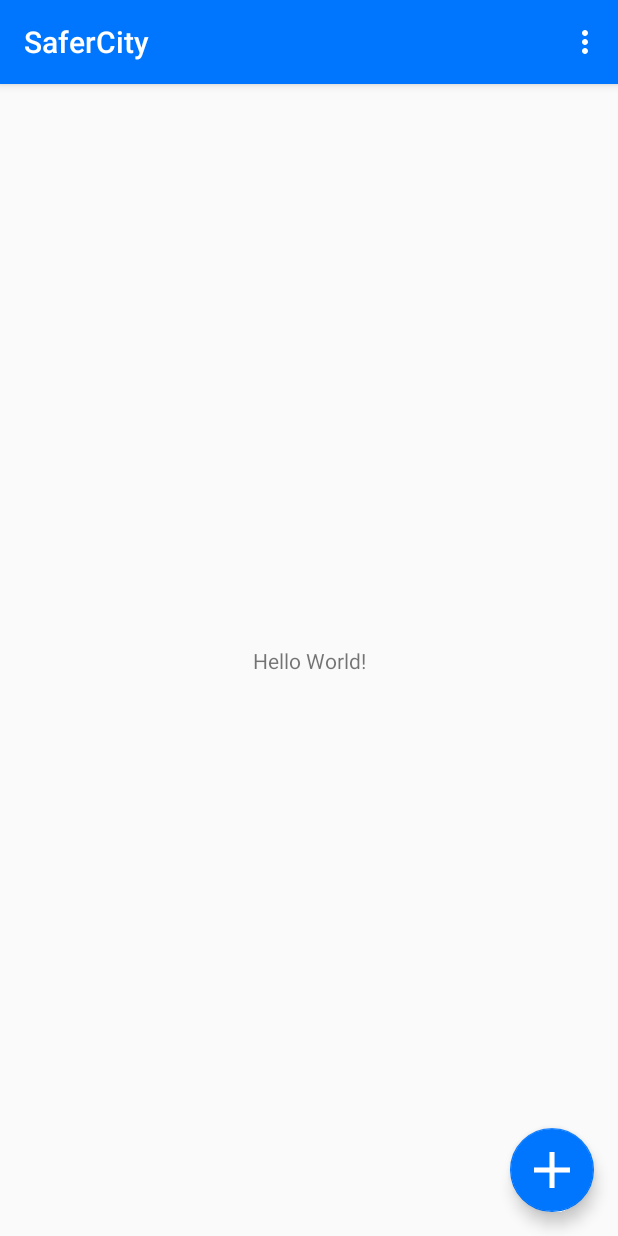
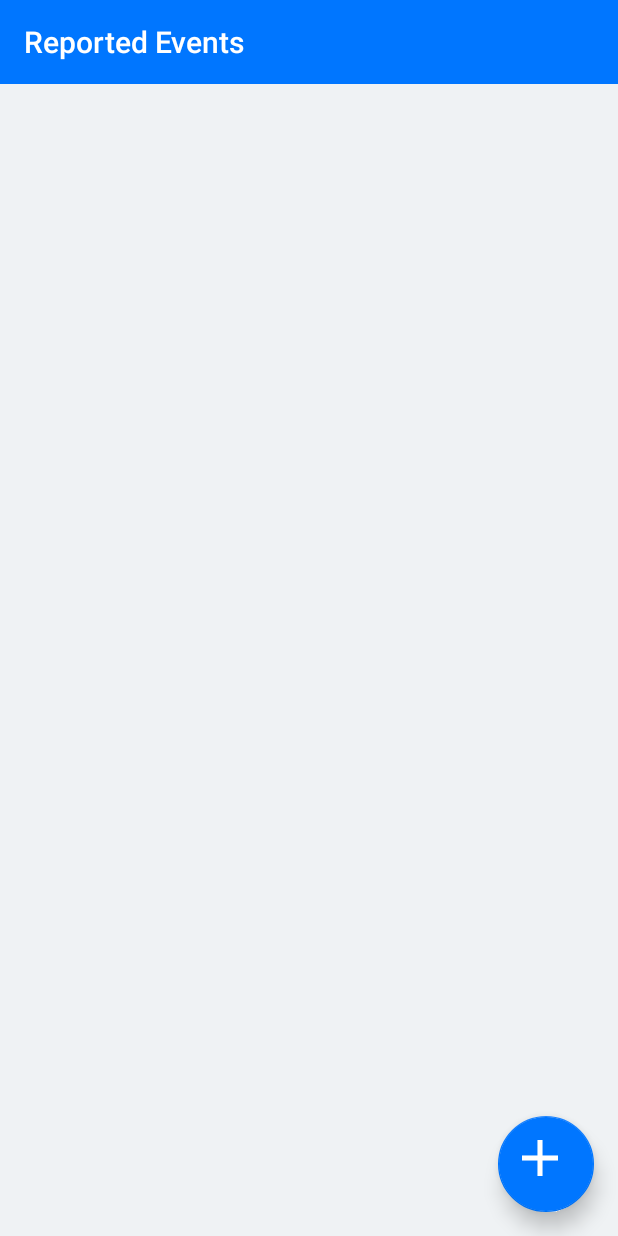
Before and after one commit to helloworld1812/SaferCityAndroid, an Android app: the screen it shows after launch (ReportsListActivity), on a phone screen of 412 x 824 dp. Run offline under Robolectric (Android 15) with nearby library versions, the phone set to English and light mode, and no system bars.

Commit message:
base design for reports list screen layout

```diff
--- a/app/src/main/java/us/workdone/safercity/ReportsListActivity.java
+++ b/app/src/main/java/us/workdone/safercity/ReportsListActivity.java
@@ -2,51 +2,56 @@ package us.workdone.safercity;
 
 import android.os.Bundle;
 import android.support.design.widget.FloatingActionButton;
-import android.support.design.widget.Snackbar;
 import android.support.v7.app.AppCompatActivity;
 import android.support.v7.widget.Toolbar;
 import android.view.View;
-import android.view.Menu;
-import android.view.MenuItem;
+import android.widget.ArrayAdapter;
+import android.widget.ListView;
 
 public class ReportsListActivity extends AppCompatActivity {
+
+    private ListView listView;
+    private ArrayAdapter adapter;
 
     @Override
     protected void onCreate(Bundle savedInstanceState) {
         super.onCreate(savedInstanceState);
         setContentView(R.layout.activity_reports_list);
+
         Toolbar toolbar = (Toolbar) findViewById(R.id.toolbar);
         setSupportActionBar(toolbar);
 
         FloatingActionButton fab = (FloatingActionButton) findViewById(R.id.fab);
-        fab.setOnClickListener(new View.OnClickListener() {
-            @Override
-            public void onClick(View view) {
-                Snackbar.make(view, "Replace with your own action", Snackbar.LENGTH_LONG)
-                        .setAction("Action", null).show();
-            }
-        });
+        fab.setOnClickListener(this::createReport);
+
+        listView = (ListView) findViewById(R.id.reportsList);
+        adapter = new ArrayAdapter(this, 1);
     }
 
-    @Override
-    public boolean onCreateOptionsMenu(Menu menu) {
-        // Inflate the menu; this adds items to the action bar if it is present.
-        getMenuInflater().inflate(R.menu.menu_reports_list, menu);
-        return true;
+    public void createReport(View view) {
+
     }
 
-    @Override
-    public boolean onOptionsItemSelected(MenuItem item) {
-        // Handle action bar item clicks here. The action bar will
-        // automatically handle clicks on the Home/Up button, so long
-        // as you specify a parent activity in AndroidManifest.xml.
-        int id = item.getItemId();
-
-        //noinspection SimplifiableIfStatement
-        if (id == R.id.action_settings) {
-            return true;
-        }
-
-        return super.onOptionsItemSelected(item);
-    }
+//
+//    @Override
+//    public boolean onCreateOptionsMenu(Menu menu) {
+//        // Inflate the menu; this adds items to the action bar if it is present.
+//        getMenuInflater().inflate(R.menu.menu_reports_list, menu);
+//        return true;
+//    }
+//
+//    @Override
+//    public boolean onOptionsItemSelected(MenuItem item) {
+//        // Handle action bar item clicks here. The action bar will
+//        // automatically handle clicks on the Home/Up button, so long
+//        // as you specify a parent activity in AndroidManifest.xml.
+//        int id = item.getItemId();
+//
+//        //noinspection SimplifiableIfStatement
+//        if (id == R.id.action_settings) {
+//            return true;
+//        }
+//
+//        return super.onOptionsItemSelected(item);
+//    }
 }
--- a/app/src/main/res/layout/activity_reports_list.xml
+++ b/app/src/main/res/layout/activity_reports_list.xml
@@ -1,35 +1,52 @@
 <?xml version="1.0" encoding="utf-8"?>
-<android.support.design.widget.CoordinatorLayout xmlns:android="http://schemas.android.com/apk/res/android"
+<android.support.constraint.ConstraintLayout
+    xmlns:android="http://schemas.android.com/apk/res/android"
     xmlns:app="http://schemas.android.com/apk/res-auto"
     xmlns:tools="http://schemas.android.com/tools"
     android:layout_width="match_parent"
     android:layout_height="match_parent"
+    android:background="@color/colorBackground"
     tools:context="us.workdone.safercity.ReportsListActivity">
 
-    <android.support.design.widget.AppBarLayout
-        android:layout_width="match_parent"
-        android:layout_height="wrap_content"
-        android:theme="@style/AppTheme.AppBarOverlay">
+    <android.support.v7.widget.Toolbar
+        android:id="@+id/toolbar"
+        android:layout_width="0dp"
+        android:layout_height="56dp"
+        android:background="@color/colorPrimary"
+        android:theme="@style/ThemeOverlay.AppCompat.ActionBar"
+        app:elevation="4dp"
+        app:layout_constraintHorizontal_bias="0.0"
+        app:layout_constraintLeft_toLeftOf="parent"
+        app:layout_constraintRight_toRightOf="parent"
+        app:layout_constraintTop_toTopOf="parent"
+        app:popupTheme="@style/ThemeOverlay.AppCompat.Light"
+        app:titleTextColor="@android:color/white" />
 
-        <android.support.v7.widget.Toolbar
-            android:id="@+id/toolbar"
-            android:layout_width="match_parent"
-            android:layout_height="?attr/actionBarSize"
-            android:background="?attr/colorPrimary"
-            app:popupTheme="@style/AppTheme.PopupOverlay" />
-
-    </android.support.design.widget.AppBarLayout>
-
-    <include layout="@layout/content_reports_list" />
+    <ListView
+        android:id="@+id/reportsList"
+        android:layout_width="0dp"
+        android:layout_height="0dp"
+        app:layout_constraintBottom_toBottomOf="parent"
+        app:layout_constraintHorizontal_bias="0.0"
+        app:layout_constraintLeft_toLeftOf="parent"
+        app:layout_constraintRight_toRightOf="parent"
+        app:layout_constraintTop_toBottomOf="parent" />
 
     <android.support.design.widget.FloatingActionButton
         android:id="@+id/fab"
-        android:layout_width="256px"
-        android:layout_height="wrap_content"
+        android:layout_width="64dp"
+        android:layout_height="64dp"
         android:layout_gravity="bottom|end"
         android:layout_margin="@dimen/fab_margin"
+        android:padding="16dp"
         app:backgroundTint="@color/colorPrimary"
+        app:elevation="8dp"
         app:fabSize="normal"
-        app:srcCompat="@drawable/add" />
+        app:srcCompat="@drawable/add"
+        app:layout_constraintBottom_toBottomOf="parent"
+        android:layout_marginBottom="16dp"
+        android:layout_marginEnd="16dp"
+        android:layout_marginRight="16dp"
+        app:layout_constraintRight_toRightOf="parent" />
 
-</android.support.design.widget.CoordinatorLayout>
+</android.support.constraint.ConstraintLayout>
--- a/app/src/main/res/layout/content_reports_list.xml
+++ /dev/null
@@ -1,20 +0,0 @@
-<?xml version="1.0" encoding="utf-8"?>
-<android.support.constraint.ConstraintLayout xmlns:android="http://schemas.android.com/apk/res/android"
-    xmlns:app="http://schemas.android.com/apk/res-auto"
-    xmlns:tools="http://schemas.android.com/tools"
-    android:layout_width="match_parent"
-    android:layout_height="match_parent"
-    app:layout_behavior="@string/appbar_scrolling_view_behavior"
-    tools:context="us.workdone.safercity.ReportsListActivity"
-    tools:showIn="@layout/activity_reports_list">
-
-    <TextView
-        android:layout_width="wrap_content"
-        android:layout_height="wrap_content"
-        android:text="Hello World!"
-        app:layout_constraintBottom_toBottomOf="parent"
-        app:layout_constraintLeft_toLeftOf="parent"
-        app:layout_constraintRight_toRightOf="parent"
-        app:layout_constraintTop_toTopOf="parent" />
-
-</android.support.constraint.ConstraintLayout>
--- a/app/src/main/res/values/colors.xml
+++ b/app/src/main/res/values/colors.xml
@@ -3,4 +3,7 @@
     <color name="colorPrimary">#0076ff</color>
     <color name="colorPrimaryDark">#303F9F</color>
     <color name="colorAccent">#ff4081</color>
+    <color name="colorBackground">#eff2f4</color>
+    <color name="colorText">#8f8e94</color>
+    <color name="colorDivider">#339b9b9b</color>
 </resources>
--- a/app/src/main/res/values/strings.xml
+++ b/app/src/main/res/values/strings.xml
@@ -1,5 +1,7 @@
 <resources>
     <string name="app_name">SaferCity</string>
     <string name="action_settings">Settings</string>
-    <string name="label_reports_list">Reports List</string>
+
+    <string name="label_reports_list">Reported Events</string>
+    <string name="label_create_report">New Report</string>
 </resources>
```
Also changed, not shown: app/build.gradle (+7 -0 lines), app/src/main/AndroidManifest.xml (+9 -2 lines), app/src/main/res/layout/list_item_report.xml (added, +121 -0 lines), gradle/wrapper/gradle-wrapper.properties.
